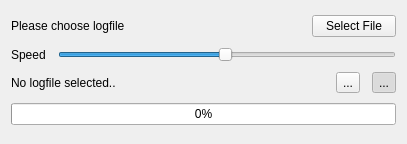
mavlink/qgroundcontrol, file src/ui/QGCMAVLinkLogPlayer.ui: the form before one commit.
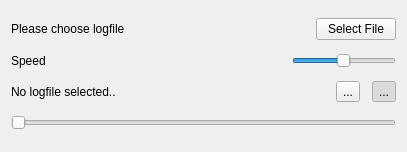
The form after the commit. Icons and pictures are not drawn.

Patch:
```diff
--- a/src/ui/QGCMAVLinkLogPlayer.ui
+++ b/src/ui/QGCMAVLinkLogPlayer.ui
@@ -7,13 +7,13 @@
     <x>0</x>
     <y>0</y>
     <width>407</width>
-    <height>144</height>
+    <height>152</height>
    </rect>
   </property>
   <property name="windowTitle">
    <string>Form</string>
   </property>
-  <layout class="QGridLayout" name="gridLayout" columnstretch="1,10,10,1,1,0">
+  <layout class="QGridLayout" name="gridLayout" columnstretch="1,0,0,0,0,0">
    <property name="horizontalSpacing">
     <number>12</number>
    </property>
@@ -101,22 +101,6 @@
      </property>
     </widget>
    </item>
-   <item row="4" column="0" colspan="6">
-    <widget class="QProgressBar" name="progressBar">
-     <property name="toolTip">
-      <string>Percent of the logfile replayed</string>
-     </property>
-     <property name="statusTip">
-      <string>Percent of the logfile replayed</string>
-     </property>
-     <property name="whatsThis">
-      <string>Percent of the logfile replayed</string>
-     </property>
-     <property name="value">
-      <number>0</number>
-     </property>
-    </widget>
-   </item>
    <item row="1" column="0">
     <widget class="QLabel" name="speedLabel">
      <property name="toolTip">
@@ -156,6 +140,22 @@
      </property>
     </widget>
    </item>
+   <item row="4" column="0" colspan="6">
+    <widget class="QSlider" name="positionSlider">
+     <property name="maximum">
+      <number>10000</number>
+     </property>
+     <property name="pageStep">
+      <number>100</number>
+     </property>
+     <property name="tracking">
+      <bool>false</bool>
+     </property>
+     <property name="orientation">
+      <enum>Qt::Horizontal</enum>
+     </property>
+    </widget>
+   </item>
   </layout>
  </widget>
  <resources>
```
